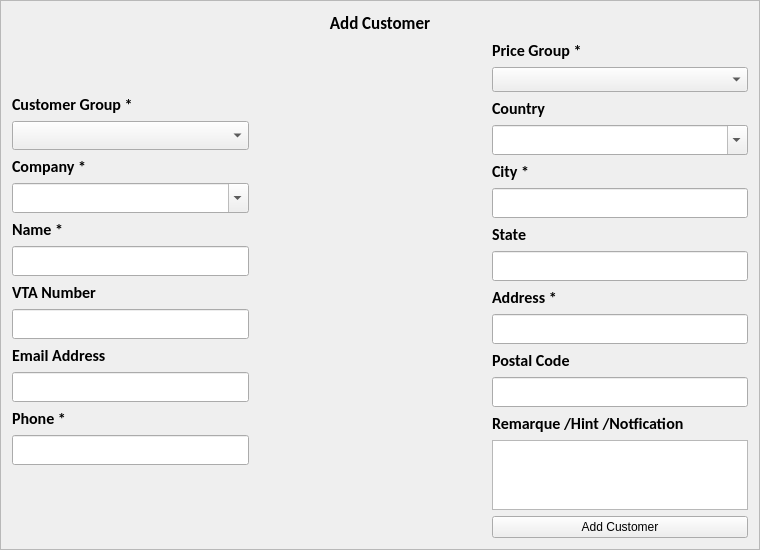
This is People/f_addcustomer.ui in ashraf-kx/stock-manager as Qt 5 draws it before an edit. The edited form follows.
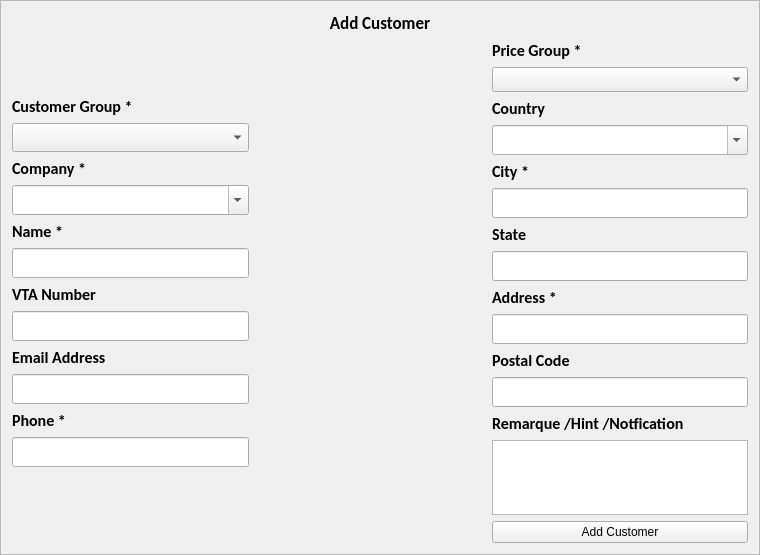
This is the edited form.

Commit message:
UI Changes Adopting the New MDLineEdit instead of QLineEdit
Works in the Same Way QlineEdit Works, not a Big Change If you Use it. just consider it like (x4 widget) for common Task { Get the User Input Text and show error if the Text is Not Valid }

```diff
--- a/People/f_addcustomer.ui
+++ b/People/f_addcustomer.ui
@@ -7,7 +7,7 @@
     <x>0</x>
     <y>0</y>
     <width>760</width>
-    <height>530</height>
+    <height>555</height>
    </rect>
   </property>
   <property name="windowTitle">
```
The commit also changes 3 other files.
